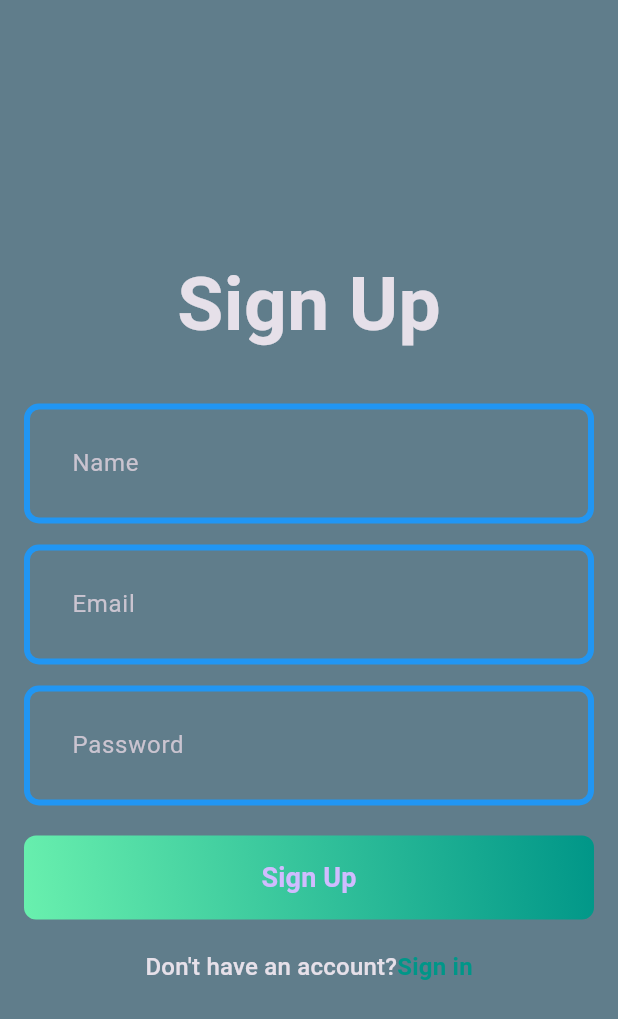
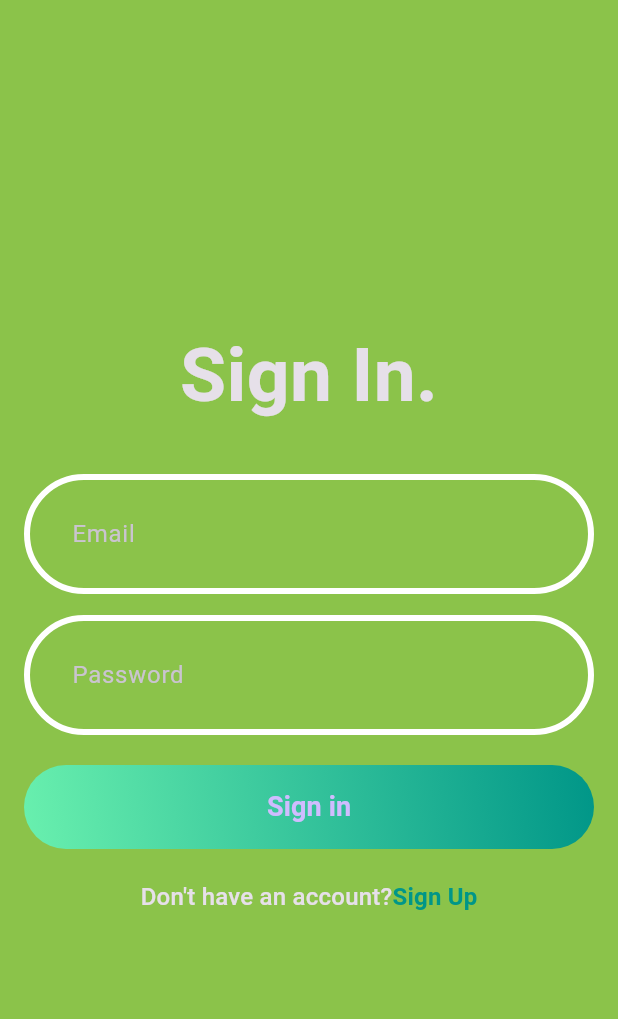
Before and after one commit to SanjarbekFayzullayev/Clean-Architecture-MyTexnoBlog-, a Flutter app: the screen it shows after launch, on a phone screen of 412 x 824 dp. Shown: the top 1019 px of the screen. Run offline on Flutter 3.47's test engine with Material 3 defaults, Android fonts, the phone set to English and light mode, and no system bars.

Commit message:
add page

```diff
--- a/lib/core/theme/app_colors.dart
+++ b/lib/core/theme/app_colors.dart
@@ -1,10 +1,10 @@
 import 'package:flutter/material.dart';
 
 class AppColors {
-  static const Color backgroundColor = Colors.blueGrey;
+  static const Color backgroundColor = Colors.lightGreen;
   static const Color gradient1 = Colors.greenAccent;
   static const Color gradient2 = Colors.teal;
-  static const Color borderColor = Colors.blue;
+  static const Color borderColor = Colors.white;
   static const Color whiteColor = Colors.white;
   static const Color greyColor = Colors.grey;
   static const Color errorColor = Colors.redAccent;
--- a/lib/core/theme/theme.dart
+++ b/lib/core/theme/theme.dart
@@ -2,15 +2,16 @@ import 'package:flutter/material.dart';
 import 'package:texno_blog/core/theme/app_colors.dart';
 
 class AppTheme {
-  static  _border([Color color= AppColors.borderColor])=> OutlineInputBorder(
-    borderSide: BorderSide(
-      color:color,
-      width: 4,
-    ),
-    borderRadius: BorderRadius.circular(10),
-  );
+  static _border([Color color = AppColors.borderColor]) => OutlineInputBorder(
+        borderSide: BorderSide(
+          color: color,
+          width: 4,
+        ),
+        borderRadius: BorderRadius.circular(40),
+      );
   static final dartThemeMode = ThemeData.dark().copyWith(
       scaffoldBackgroundColor: AppColors.backgroundColor,
+      appBarTheme: AppBarTheme(backgroundColor: AppColors.backgroundColor),
       inputDecorationTheme: InputDecorationTheme(
         contentPadding: EdgeInsets.all(28),
         enabledBorder: _border(),
--- a/lib/features/auth/presentation/pages/login_page.dart
+++ b/lib/features/auth/presentation/pages/login_page.dart
@@ -0,0 +1,85 @@
+import 'package:flutter/material.dart';
+import 'package:texno_blog/core/theme/app_colors.dart';
+import 'package:texno_blog/features/auth/presentation/pages/signup_page.dart';
+import 'package:texno_blog/features/auth/presentation/widgets/auth_button.dart';
+import 'package:texno_blog/features/auth/presentation/widgets/auth_field.dart';
+
+class LoginPage extends StatefulWidget {
+  static route() => MaterialPageRoute(
+        builder: (context) => const LoginPage(),
+      );
+
+  const LoginPage({super.key});
+
+  @override
+  State<LoginPage> createState() => _LoginPageState();
+}
+
+class _LoginPageState extends State<LoginPage> {
+  final emailController = TextEditingController();
+  final passwordController = TextEditingController();
+  final formKey = GlobalKey<FormState>();
+
+  @override
+  void dispose() {
+    emailController.dispose();
+    passwordController.dispose();
+    super.dispose();
+  }
+
+  @override
+  Widget build(BuildContext context) {
+    return Scaffold(
+      body: Padding(
+        padding: const EdgeInsets.all(16),
+        child: Form(
+          key: formKey,
+          child: Column(
+            mainAxisAlignment: MainAxisAlignment.center,
+            children: [
+              const Text(
+                "Sign In.",
+                style: TextStyle(fontSize: 50, fontWeight: FontWeight.bold),
+              ),
+              const SizedBox(height: 30),
+              AuthField(hintText: "Email", controller: emailController),
+              const SizedBox(height: 14),
+              AuthField(
+                hintText: "Password",
+                controller: passwordController,
+                isObscureText: true,
+              ),
+              const SizedBox(height: 20),
+              const AuthButton(btnText: "Sign in"),
+              const SizedBox(height: 20),
+              GestureDetector(
+                onTap: () {
+                  Navigator.push(
+                    context,
+                    SignupPage.route(),
+                  );
+                },
+                child: RichText(
+                  text: TextSpan(
+                    text: "Don't have an account?",
+                    style: Theme.of(context).textTheme.titleMedium,
+                    children: [
+                      TextSpan(
+                        text: "Sign Up",
+                        style:
+                            Theme.of(context).textTheme.titleMedium?.copyWith(
+                                  color: AppColors.gradient2,
+                                  fontWeight: FontWeight.bold,
+                                ),
+                      ),
+                    ],
+                  ),
+                ),
+              ),
+            ],
+          ),
+        ),
+      ),
+    );
+  }
+}
--- a/lib/features/auth/presentation/widgets/auth_button.dart
+++ b/lib/features/auth/presentation/widgets/auth_button.dart
@@ -2,7 +2,9 @@ import 'package:flutter/material.dart';
 import 'package:texno_blog/core/theme/app_colors.dart';
 
 class AuthButton extends StatelessWidget {
-  const AuthButton({Key? key}) : super(key: key);
+  final String btnText;
+
+  const AuthButton({super.key, required this.btnText});
 
   @override
   Widget build(BuildContext context) {
@@ -17,7 +19,7 @@ class AuthButton extends StatelessWidget {
           begin: Alignment.bottomLeft,
           end: Alignment.topRight,
         ),
-        borderRadius: BorderRadius.circular(8),
+        borderRadius: BorderRadius.circular(40),
       ),
       child: ElevatedButton(
         onPressed: () {},
@@ -25,9 +27,9 @@ class AuthButton extends StatelessWidget {
             fixedSize: const Size(390, 56),
             backgroundColor: AppColors.transparent,
             shadowColor: AppColors.transparent),
-        child: const Text(
-          "Sign Up",
-          style: TextStyle(fontSize: 18, fontWeight: FontWeight.w600),
+        child: Text(
+          btnText,
+          style: const TextStyle(fontSize: 18, fontWeight: FontWeight.w600),
         ),
       ),
     );
--- a/lib/features/auth/presentation/widgets/auth_field.dart
+++ b/lib/features/auth/presentation/widgets/auth_field.dart
@@ -2,18 +2,29 @@ import 'package:flutter/material.dart';
 
 class AuthField extends StatelessWidget {
   final String hintText;
+  final TextEditingController controller;
+  final bool isObscureText;
 
   const AuthField({
-    Key? key,
+    super.key,
     required this.hintText,
-  }) : super(key: key);
+    required this.controller,
+    this.isObscureText = false
+  });
 
   @override
   Widget build(BuildContext context) {
     return TextFormField(
-      decoration: InputDecoration(
-        hintText: hintText,
-      ),
-    );
+        obscureText:isObscureText,
+        controller: controller,
+        decoration: InputDecoration(
+          hintText: hintText,
+        ),
+        validator: (value) {
+          if (value!.isEmpty) {
+            return "$hintText is missing!";
+          }
+          return null;
+        });
   }
 }
--- a/lib/main.dart
+++ b/lib/main.dart
@@ -1,6 +1,6 @@
 import 'package:flutter/material.dart';
 import 'package:texno_blog/core/theme/theme.dart';
-import 'package:texno_blog/features/auth/presentation/pages/signup_page.dart';
+import 'package:texno_blog/features/auth/presentation/pages/login_page.dart';
 
 void main() {
   runApp(const MyApp());
@@ -14,7 +14,7 @@ class MyApp extends StatelessWidget {
     return MaterialApp(
       title: 'Texno Blog',
       theme: AppTheme.dartThemeMode,
-      home: const SignupPage(),
+      home: const LoginPage(),
     );
   }
 }
```
Also changed, not shown: lib/features/auth/presentation/pages/signup_page.dart (+38 -10 lines), 1 other file.
